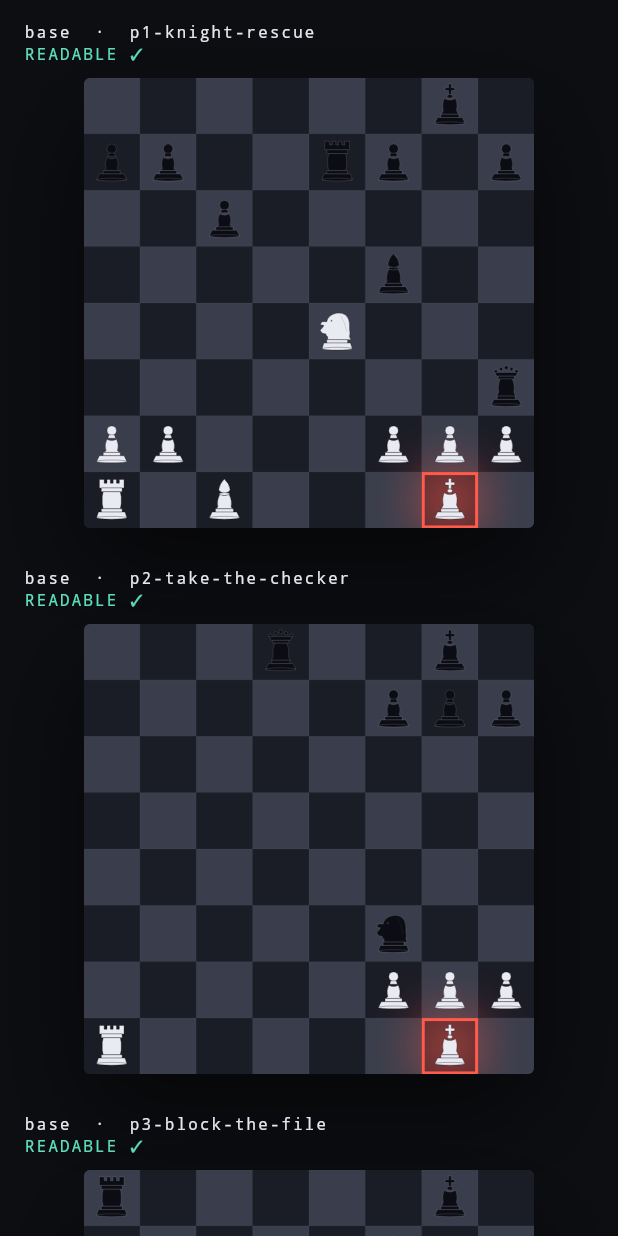
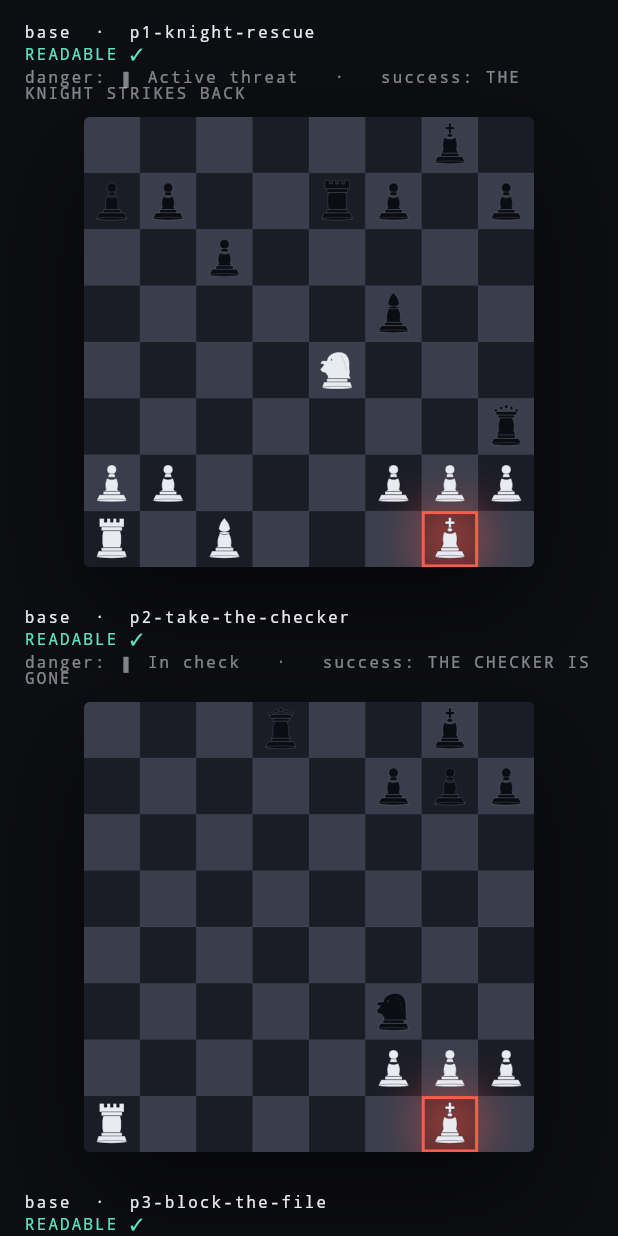
Before and after one commit to fvarli/chess-rescue, a Flutter app: the _GalleryScreen screen opened directly, on a phone screen of 412 x 824 dp. Run offline on Flutter 3.47's test engine with Material 3 defaults, Android fonts, the phone set to English and light mode, and no system bars; our stand-ins replace shared_preferences; accounts and stored records are empty.

Commit message:
refactor(copy): introduce geometry-safe rescue language

```diff
--- a/lib/core/models/puzzle_library.dart
+++ b/lib/core/models/puzzle_library.dart
@@ -60,7 +60,7 @@ class PuzzleLibrary {
   static const Puzzle _p1 = Puzzle(
     id: 'p1-knight-rescue',
     title: 'Knight rescue',
-    statusText: '▮ Active threat · Qg2#',
+    statusText: '▮ Active threat',
     pieces: [
       Piece(
         id: 'wK',
@@ -201,7 +201,7 @@ class PuzzleLibrary {
     rescueNotation: 'Nf6+',
     dangerHint: 'Tap a white piece to see its moves.',
     failureHint: "That move doesn't break the attack. Look for a check.",
-    successExplanation: 'KNIGHT TO F6 · CHECK & FORK',
+    successExplanation: 'THE KNIGHT STRIKES BACK',
     threatenedKing: Square(6, 0), // g1
   );
 
@@ -214,7 +214,7 @@ class PuzzleLibrary {
   static const Puzzle _p2 = Puzzle(
     id: 'p2-take-the-checker',
     title: 'Take the checker',
-    statusText: '▮ In check · Nf3+',
+    statusText: '▮ In check',
     pieces: [
       Piece(
         id: 'wK',
@@ -304,7 +304,7 @@ class PuzzleLibrary {
     rescueNotation: 'gxf3',
     dangerHint: 'The checker sits one step away.',
     failureHint: 'The knight still gives check.',
-    successExplanation: 'PAWN TAKES F3 · REMOVES THE CHECKER',
+    successExplanation: 'THE CHECKER IS GONE',
     threatenedKing: Square(6, 0), // g1
     isPrototype: true,
   );
@@ -319,7 +319,7 @@ class PuzzleLibrary {
   static const Puzzle _p3 = Puzzle(
     id: 'p3-block-the-file',
     title: 'Block the file',
-    statusText: '▮ In check · Qg5+',
+    statusText: '▮ Checked on the file',
     pieces: [
       Piece(
         id: 'wK',
@@ -404,7 +404,7 @@ class PuzzleLibrary {
     rescueNotation: 'Ng3',
     dangerHint: 'Checked straight down the file.',
     failureHint: "That doesn't block the check.",
-    successExplanation: 'KNIGHT TO G3 · BLOCKS THE FILE',
+    successExplanation: 'THE FILE IS SEALED',
     threatenedKing: Square(6, 0), // g1
     isPrototype: true,
   );
@@ -419,7 +419,7 @@ class PuzzleLibrary {
   static const Puzzle _p4 = Puzzle(
     id: 'p4-seal-the-diagonal',
     title: 'Seal the diagonal',
-    statusText: '▮ In check · Qa7+',
+    statusText: '▮ Checked on the diagonal',
     pieces: [
       Piece(
         id: 'wK',
@@ -505,7 +505,7 @@ class PuzzleLibrary {
     rescueNotation: 'Be3',
     dangerHint: 'The long diagonal is loaded.',
     failureHint: 'The diagonal is still open.',
-    successExplanation: 'BISHOP TO E3 · SEALS THE DIAGONAL',
+    successExplanation: 'THE DIAGONAL IS CLOSED',
     threatenedKing: Square(6, 0), // g1
     isPrototype: true,
   );
@@ -522,7 +522,7 @@ class PuzzleLibrary {
   static const Puzzle _p5 = Puzzle(
     id: 'p5-win-the-queen',
     title: 'Win the queen',
-    statusText: '▮ In check · Qe1+',
+    statusText: '▮ Checked on the rank',
     pieces: [
       Piece(
         id: 'wK',
@@ -607,7 +607,7 @@ class PuzzleLibrary {
     rescueNotation: 'Rxe1',
     dangerHint: 'The queen has crashed the back rank.',
     failureHint: 'The queen still gives check.',
-    successExplanation: 'ROOK TAKES E1 · WINS THE QUEEN',
+    successExplanation: 'THE QUEEN FALLS',
     threatenedKing: Square(6, 0), // g1
     isPrototype: true,
   );
--- a/lib/core/models/variation.dart
+++ b/lib/core/models/variation.dart
@@ -65,7 +65,9 @@ Puzzle applyVariation(Puzzle base, Variation v) {
     tappableSquare: t(base.tappableSquare),
     legalMoves: [for (final s in base.legalMoves) t(s)],
     rescueTo: t(base.rescueTo),
-    rescueNotation: base.rescueNotation,
+    // Exact notation is geometry-specific and not displayed; clear it on
+    // variants rather than carry a stale value (Phase 20).
+    rescueNotation: '',
     dangerHint: base.dangerHint,
     failureHint: base.failureHint,
     successExplanation: base.successExplanation,
--- a/lib/debug/instance_gallery.dart
+++ b/lib/debug/instance_gallery.dart
@@ -99,6 +99,11 @@ class _GalleryCard extends StatelessWidget {
               color: ok ? AppColors.rescue : AppColors.danger,
             ),
           ),
+          const SizedBox(height: 4),
+          Text(
+            'danger: ${p.statusText}   ·   success: ${p.successExplanation}',
+            style: AppText.mono.copyWith(color: AppColors.textDim),
+          ),
           const SizedBox(height: 10),
           Center(
             child: BoardWidget(
--- a/lib/features/rescue_game/game_controller.dart
+++ b/lib/features/rescue_game/game_controller.dart
@@ -165,7 +165,7 @@ class GameController extends ChangeNotifier {
     if (isRescue) {
       _completed.add(puzzle.id);
       _state = GameState.rescued;
-      _statusMsg = '◐ Attack broken · ${puzzle.rescueNotation}';
+      _statusMsg = '◐ Attack broken';
       Haptics.rescue();
       // Mark the first rescue survived so the cold open never re-triggers,
       // but keep _onboarding true in memory through this rescued screen.
```
Also changed, not shown: 4 other files.
